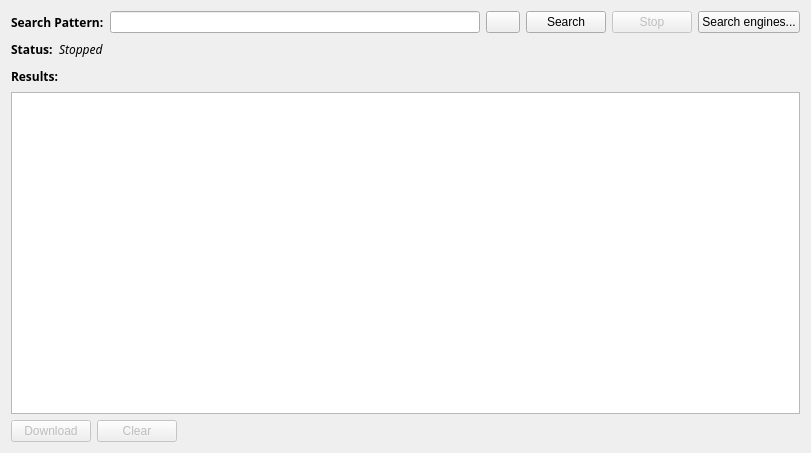
Before: the Qt Designer form src/search.ui in SysAdminDoc/qBittorrent-Vanced, drawn with Qt 5.
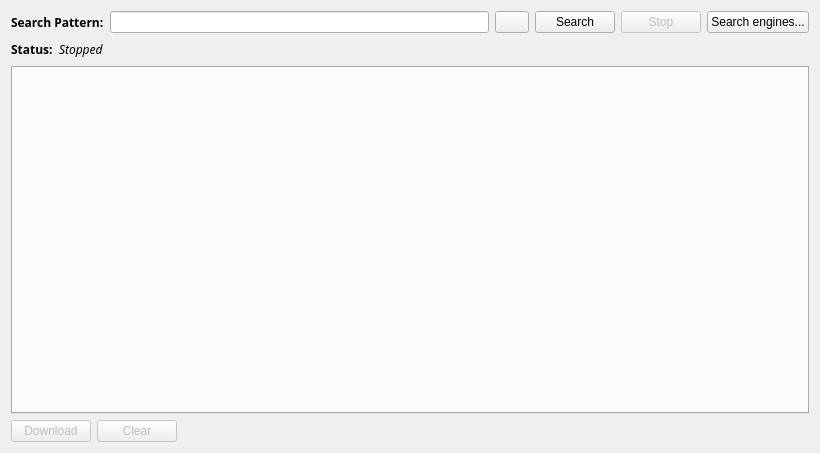
After: the same form once the commit is applied. Icons and pictures are not drawn.

Commit message: - Initial commit for multi tab support in search engine (code by Grigis Gaëtan)

Diff of the .ui file:
```diff
--- a/src/search.ui
+++ b/src/search.ui
@@ -5,7 +5,7 @@
    <rect>
     <x>0</x>
     <y>0</y>
-    <width>811</width>
+    <width>820</width>
     <height>453</height>
    </rect>
   </property>
@@ -195,6 +195,10 @@
      </item>
     </layout>
    </item>
+   <item>
+    <widget class="QTabWidget" name="tabWidget" >
+    </widget>
+   </item>
    <item>
     <layout class="QVBoxLayout" >
      <property name="spacing" >
@@ -212,87 +216,6 @@
      <property name="bottomMargin" >
       <number>0</number>
      </property>
-     <item>
-      <layout class="QHBoxLayout" >
-       <property name="spacing" >
-        <number>6</number>
-       </property>
-       <property name="leftMargin" >
-        <number>0</number>
-       </property>
-       <property name="topMargin" >
-        <number>0</number>
-       </property>
-       <property name="rightMargin" >
-        <number>0</number>
-       </property>
-       <property name="bottomMargin" >
-        <number>0</number>
-       </property>
-       <item>
-        <widget class="QLabel" name="results_lbl" >
-         <property name="maximumSize" >
-          <size>
-           <width>16777215</width>
-           <height>20</height>
-          </size>
-         </property>
-         <property name="font" >
-          <font>
-           <family>Sans Serif</family>
-           <pointsize>9</pointsize>
-           <weight>75</weight>
-           <italic>false</italic>
-           <bold>true</bold>
-           <underline>false</underline>
-           <strikeout>false</strikeout>
-          </font>
-         </property>
-         <property name="text" >
-          <string>Results:</string>
-         </property>
-        </widget>
-       </item>
-       <item>
-        <spacer>
-         <property name="orientation" >
-          <enum>Qt::Horizontal</enum>
-         </property>
-         <property name="sizeHint" >
-          <size>
-           <width>721</width>
-           <height>20</height>
-          </size>
-         </property>
-        </spacer>
-       </item>
-      </layout>
-     </item>
-     <item>
-      <widget class="QTreeView" name="resultsBrowser" >
-       <property name="minimumSize" >
-        <size>
-         <width>0</width>
-         <height>200</height>
-        </size>
-       </property>
-       <property name="contextMenuPolicy" >
-        <enum>Qt::CustomContextMenu</enum>
-       </property>
-       <property name="autoScroll" >
-        <bool>true</bool>
-       </property>
-       <property name="selectionMode" >
-        <enum>QAbstractItemView::ExtendedSelection</enum>
-       </property>
-       <property name="indentation" >
-        <number>1</number>
-       </property>
-       <property name="itemsExpandable" >
-        <bool>false</bool>
-       </property>
-      </widget>
-     </item>
      <item>
       <layout class="QHBoxLayout" >
        <property name="spacing" >
```
The commit also changes 2 other files.
